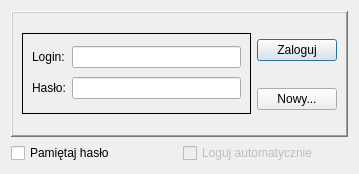
Qt form ui/loginDialog.ui (YoukaiCat/QtDreamDiary) before a commit.
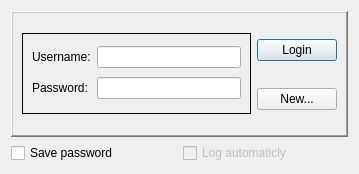
The same form after that commit.

What changed in the file:
```diff
--- a/ui/loginDialog.ui
+++ b/ui/loginDialog.ui
@@ -36,21 +36,21 @@
         <property name="frameShadow" >
          <enum>QFrame::Plain</enum>
         </property>
-        <layout class="QGridLayout" >
-         <item row="0" column="0" >
-          <widget class="QLabel" name="label" >
-           <property name="text" >
-            <string>Login:</string>
+        <layout class="QGridLayout">
+         <item row="0" column="0">
+          <widget class="QLabel" name="label">
+           <property name="text">
+            <string>Username:</string>
            </property>
           </widget>
          </item>
          <item row="0" column="1" >
           <widget class="QLineEdit" name="loginEdit" />
          </item>
-         <item row="1" column="0" >
-          <widget class="QLabel" name="label_2" >
-           <property name="text" >
-            <string>Hasło:</string>
+         <item row="1" column="0">
+          <widget class="QLabel" name="label_2">
+           <property name="text">
+            <string>Password:</string>
            </property>
           </widget>
          </item>
@@ -67,27 +67,27 @@
         </layout>
        </widget>
       </item>
-      <item row="0" column="1" >
-       <widget class="QPushButton" name="loginButton" >
-        <property name="text" >
-         <string>Zaloguj</string>
+      <item row="0" column="1">
+       <widget class="QPushButton" name="loginButton">
+        <property name="text">
+         <string>Login</string>
         </property>
        </widget>
       </item>
-      <item row="1" column="1" >
-       <widget class="QPushButton" name="newButton" >
-        <property name="text" >
-         <string>Nowy...</string>
+      <item row="1" column="1">
+       <widget class="QPushButton" name="newButton">
+        <property name="text">
+         <string>New...</string>
         </property>
        </widget>
       </item>
      </layout>
     </widget>
    </item>
-   <item row="1" column="0" >
-    <widget class="QCheckBox" name="checkBox" >
-     <property name="text" >
-      <string>Pamiętaj hasło</string>
+   <item row="1" column="0">
+    <widget class="QCheckBox" name="checkBox">
+     <property name="text">
+      <string>Save password</string>
      </property>
      <property name="checked" >
       <bool>false</bool>
@@ -102,8 +102,8 @@
      <property name="enabled" >
       <bool>false</bool>
      </property>
-     <property name="text" >
-      <string>Loguj automatycznie</string>
+     <property name="text">
+      <string>Log automaticly</string>
      </property>
     </widget>
    </item>
```
Left out of the diff: 53 changed lines with no effect on the pictures.
